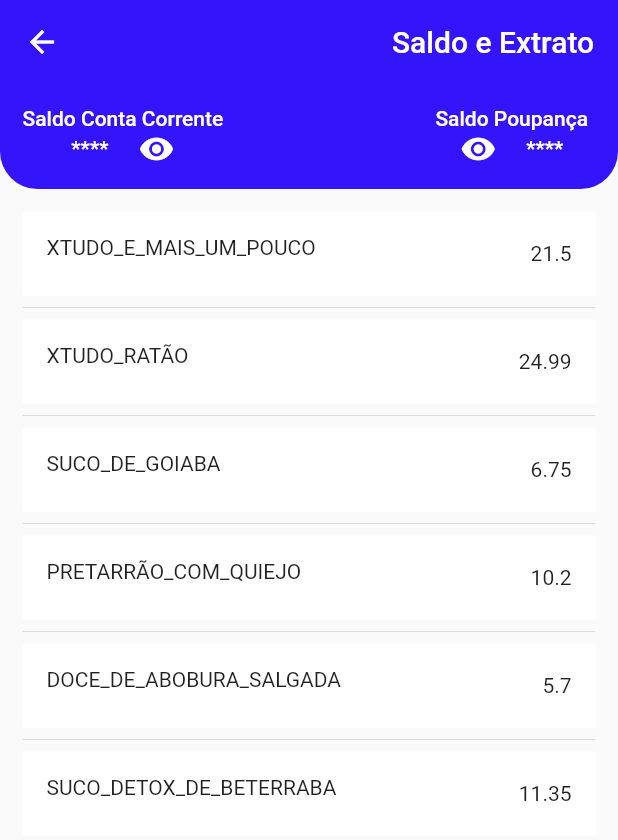
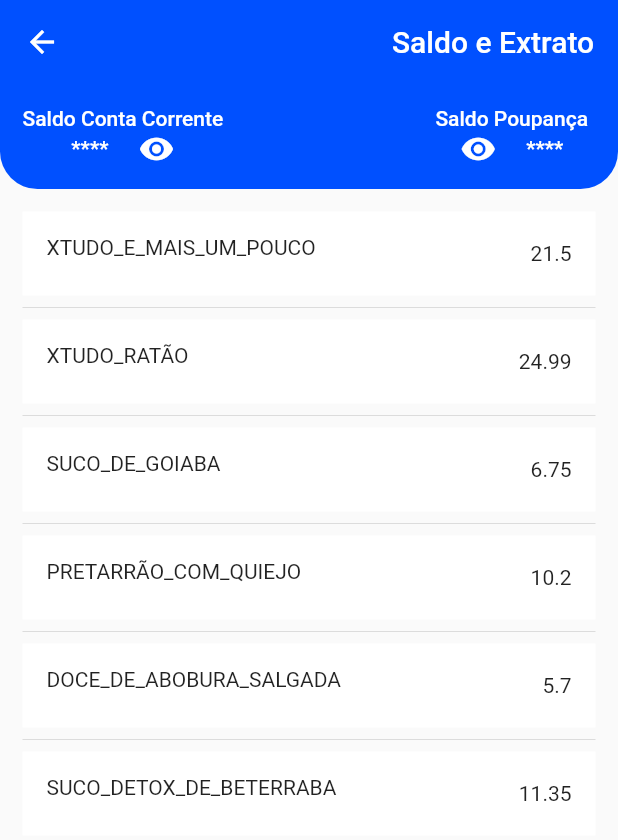
Before and after one commit to GuilhermeOrtizAluno/X-Bank, a Flutter app: the Saldo screen opened directly, on a phone screen of 412 x 824 dp. Shown: the top 840 px of the screen. Run offline on Flutter 3.47's test engine with Material 2 defaults, Android fonts, the phone set to English and light mode, and no system bars; our stand-ins replace cloud_firestore, firebase_auth, rxdart; missing offline and left inert: bloc_pattern; accounts and stored records are empty; Roboto replaces fonts that are missing (Hind).

Commit message:
Balances

```diff
--- a/lib/main.dart
+++ b/lib/main.dart
@@ -13,8 +13,8 @@ class Program extends StatelessWidget {
       child:  MaterialApp(
         title: 'X-BANK',
         theme: ThemeData(
-          primaryColor: Color.fromRGBO(52, 20, 250, 1),
-          accentColor: Color.fromRGBO(52, 20, 250, 1),
+          primaryColor: Color.fromRGBO(0, 80, 255, 1),
+          accentColor:  Color.fromRGBO(0, 80, 255, 1),
           buttonColor: Color.fromRGBO(20, 126, 250, 1),
           textTheme: TextTheme(
             headline1: TextStyle(fontSize: 35, fontWeight: FontWeight.bold, color: Colors.white), // titulo
--- a/lib/widgets/balance.dart
+++ b/lib/widgets/balance.dart
@@ -1,4 +1,6 @@
+import 'package:flutter_application_1/models/user_model.dart';
 import 'package:flutter/material.dart';
+import 'package:scoped_model/scoped_model.dart';
 
 class Balance extends StatefulWidget {
   @override
@@ -9,7 +11,9 @@ class _BalanceState extends State<Balance> {
   bool current = false, savings = false;
   @override
   Widget build(BuildContext context) {
-    return Container(
+    return ScopedModelDescendant<UserModel>(
+      builder: (context, child, model){
+        return  Container(
           padding: EdgeInsets.only(left: 15, right: 20, top: 15, bottom: 15),
           width: MediaQuery.of(context).size.width,
           decoration: BoxDecoration(
@@ -28,7 +32,7 @@ class _BalanceState extends State<Balance> {
                   Row(
                     children: <Widget>[
                       Text(
-                    current ?  "180,00 R\$" : "****" ,
+                        current ?  "${(model.userData["currentBalance"].toStringAsFixed(2).replaceAll(".", ","))} R\$" : "****" ,
                         style: Theme.of(context).textTheme.bodyText1,
                       ),
                       Padding(
@@ -72,7 +76,7 @@ class _BalanceState extends State<Balance> {
                         ),
                       ),
                       Text(
-                    savings ?  "1080,00 R\$" : "****",
+                        savings ? "${model.userData["savingsBalance"].toStringAsFixed(2).replaceAll(".", ",")} R\$" : "****" ,
                         style: Theme.of(context).textTheme.bodyText1,
                       )
                     ],
@@ -83,4 +87,14 @@ class _BalanceState extends State<Balance> {
           ),
         );
       }
+    );
   }
+
+  Widget _converter(model){
+    return Text(
+      savings ? "${model.userData["savingsBalance"].toStringAsFixed(2)} R\$" : "****" ,
+      style: Theme.of(context).textTheme.bodyText1,
+    );
+  }
+
+}
--- a/lib/widgets/grid_options.dart
+++ b/lib/widgets/grid_options.dart
@@ -37,7 +37,7 @@ class Grid_Options extends StatelessWidget {
 
     return InkWell(
       child: Card(
-        color: Color.fromRGBO(52, 20, 250, 1),
+        color: Theme.of(context).accentColor,
         child: Padding(
           padding: EdgeInsets.all(10),
           child: Center(
```
Also changed, not shown: lib/screens/home.dart (+6 -9 lines), lib/screens/login.dart (+19 -17 lines), lib/screens/register.dart (+8 -2 lines). Lines whose indentation alone changed are shown as unchanged.
